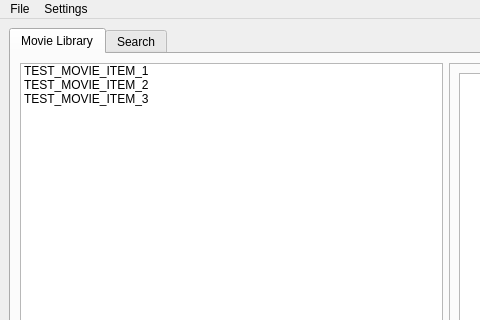
First picture: the form in ui_files/MainWindow.ui, repository TheRealBanana/movie_organizer, before the edit; both pictures show x 0 to 480 and y 0 to 320 of the 891 by 551 pixel window.
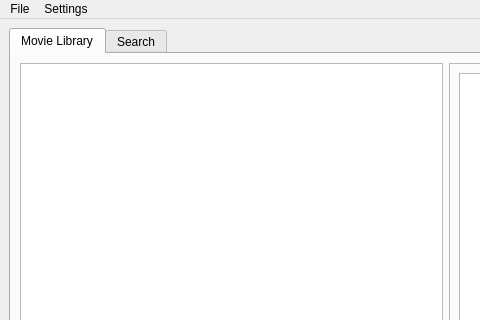
Second picture: the form after the edit. Custom widgets are drawn as their Qt base class.

```diff
--- a/ui_files/MainWindow.ui
+++ b/ui_files/MainWindow.ui
@@ -32,23 +32,7 @@
        </attribute>
        <layout class="QHBoxLayout" name="horizontalLayout">
         <item>
-         <widget class="QListWidget" name="movieLibraryList">
-          <item>
-           <property name="text">
-            <string>TEST_MOVIE_ITEM_1</string>
-           </property>
-          </item>
-          <item>
-           <property name="text">
-            <string>TEST_MOVIE_ITEM_2</string>
-           </property>
-          </item>
-          <item>
-           <property name="text">
-            <string>TEST_MOVIE_ITEM_3</string>
-           </property>
-          </item>
-         </widget>
+         <widget class="QListWidget" name="movieLibraryList"/>
         </item>
         <item>
          <widget class="QFrame" name="movieLibraryInfoFrame">
```
